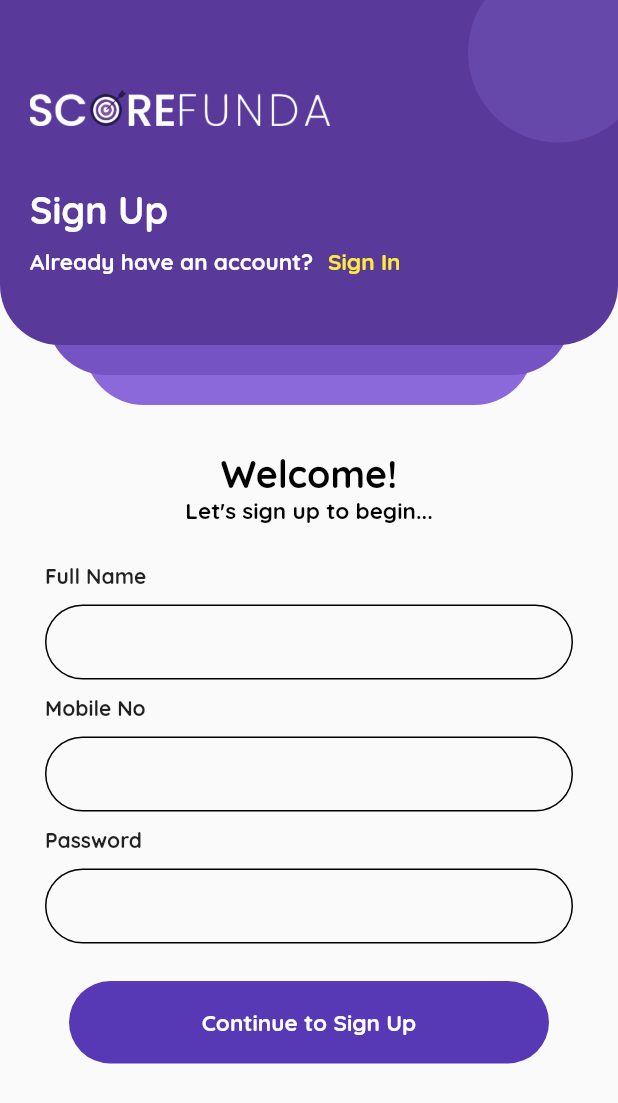
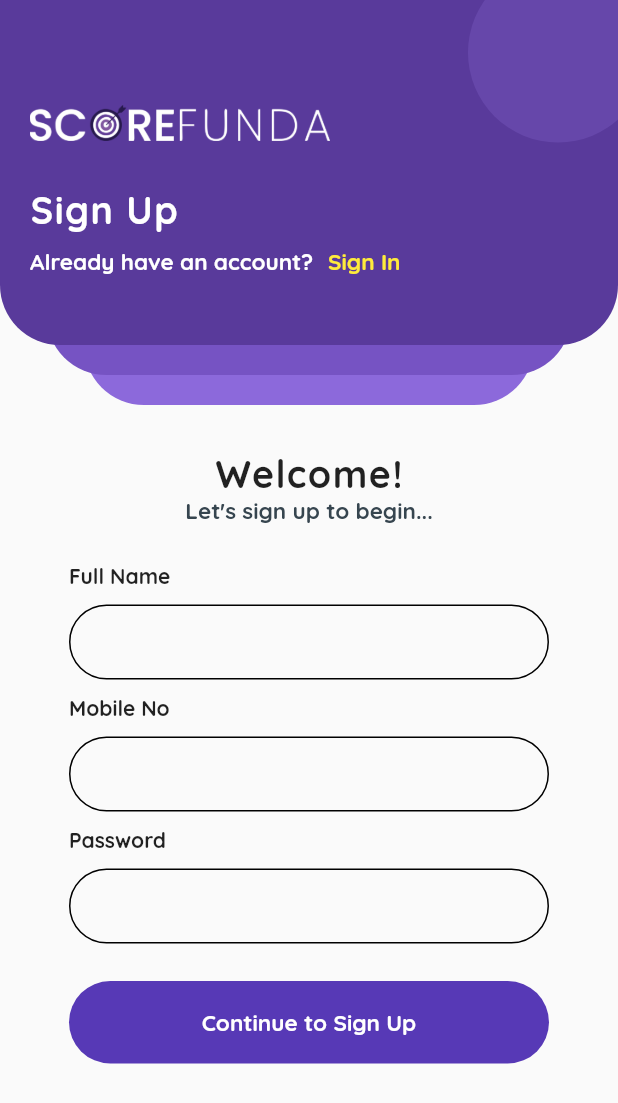
Before and after one commit to ivanshu1006/score_funda, a Flutter app: the screen it shows after launch, after a tap on "Sign Up", on a phone screen of 412 x 824 dp. Shown: the top 1103 px of the screen. Run offline on Flutter 3.47's test engine with Material 2 defaults, Android fonts, the phone set to English and light mode, and no system bars; our stand-ins replace device_info_plus.

```diff
--- a/lib/Screens/Constants.dart
+++ b/lib/Screens/Constants.dart
@@ -4,6 +4,7 @@ final TextStyle kTitleStyle = TextStyle(
     color: Colors.white,
     fontFamily: 'QuickSand',
     fontSize: 25,
+    letterSpacing: 1,
     fontWeight: FontWeight.bold);
 
 final TextStyle kSubTitleStyle = TextStyle(
--- a/lib/Screens/Signin_Screen.dart
+++ b/lib/Screens/Signin_Screen.dart
@@ -49,7 +49,7 @@ class _SignInScreenState extends State<SignInScreen> {
           ),
           SizedBox(height: 50),
           Text("Welcome!", style: kTitleStyle.copyWith(color: Colors.black)),
-          Text("Lets sign in to begin...",
+          Text("Let's sign in to begin...",
               style: kSubTitleStyle.copyWith(color: Colors.black)),
           SizedBox(
             height: 30,
@@ -70,14 +70,17 @@ class _SignInScreenState extends State<SignInScreen> {
                   onTap: () {},
                   ButtonText: "Continue to Sign In",
                 ),
-                SizedBox(height: 25),
+                SizedBox(height: 30),
                 GestureDetector(
                   onTap: () {
                     // TOD forget password
                   },
                   child: Text(
-                    "Forget Password",
-                    style: TextStyle(fontFamily: 'QuickSand'),
+                    "Forget Password?",
+                    style: TextStyle(
+                        fontFamily: 'QuickSand',
+                        fontWeight: FontWeight.bold,
+                        fontSize: 16),
                   ),
                 )
               ],
--- a/lib/Screens/Signup_Screen.dart
+++ b/lib/Screens/Signup_Screen.dart
@@ -50,9 +50,9 @@ class _SignUpScreenState extends State<SignUpScreen> {
           SizedBox(
             height: 30,
           ),
-          Text("Welcome!", style: kTitleStyle.copyWith(color: Colors.black)),
+          Text("Welcome!", style: kTitleStyle.copyWith(color: Colors.black87)),
           Text("Let's sign up to begin...",
-              style: kSubTitleStyle.copyWith(color: Colors.black)),
+              style: kSubTitleStyle.copyWith(color: Color(0xff36454F))),
           SizedBox(
             height: 20,
           ),
--- a/lib/Screens/Widgets/inputfield.dart
+++ b/lib/Screens/Widgets/inputfield.dart
@@ -12,7 +12,8 @@ class _InputFieldState extends State<InputField> {
   Widget build(BuildContext context) {
     return Container(
         margin: EdgeInsets.symmetric(vertical: 5),
-        padding: EdgeInsets.symmetric(horizontal: 30),
+        // padding: EdgeInsets.symmetric(horizontal: 30),
+        width: 320,
         child: Column(
           crossAxisAlignment: CrossAxisAlignment.start,
           children: [
--- a/lib/Screens/Widgets/top_bar.dart
+++ b/lib/Screens/Widgets/top_bar.dart
@@ -32,12 +32,15 @@ class TopBar extends StatelessWidget {
           child: Column(
             crossAxisAlignment: CrossAxisAlignment.start,
             children: [
+              SizedBox(
+                height: 10,
+              ),
               Image.asset(
                 'images/logoLight.png',
                 width: 200,
               ),
               SizedBox(
-                height: 40,
+                height: 30,
               ),
               childWidget!
             ],
```
Also changed, not shown: lib/Services/loginSignIn.dart (added, +34 -0 lines), pubspec.yaml (+4 -17 lines), pubspec.lock, 10 other files.
